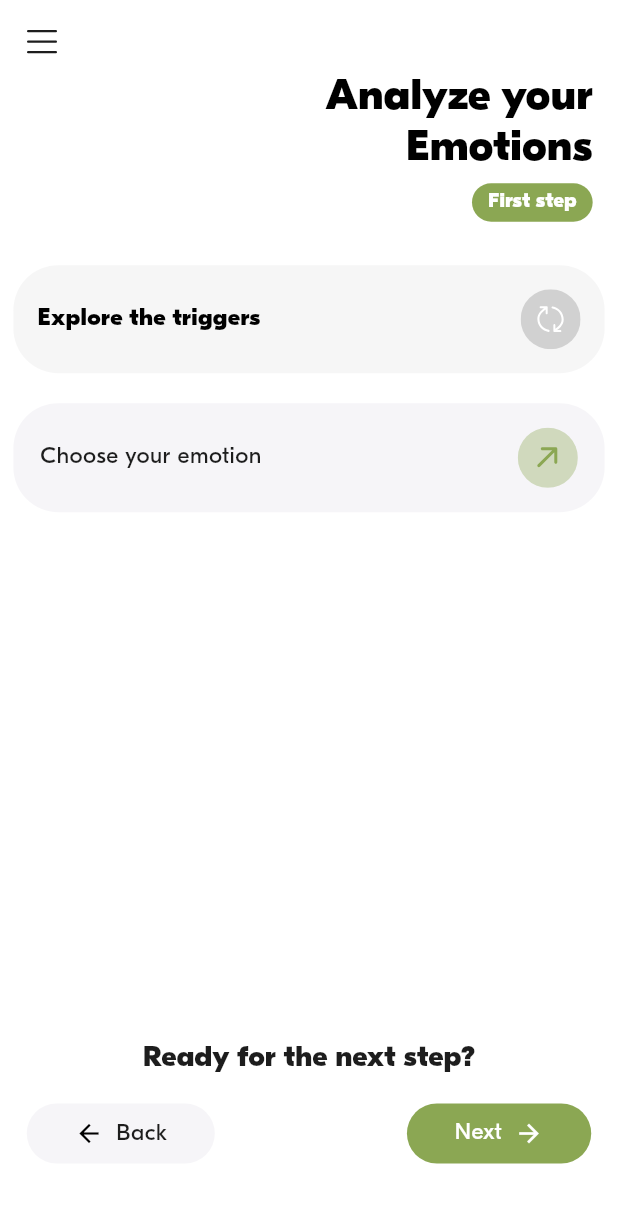
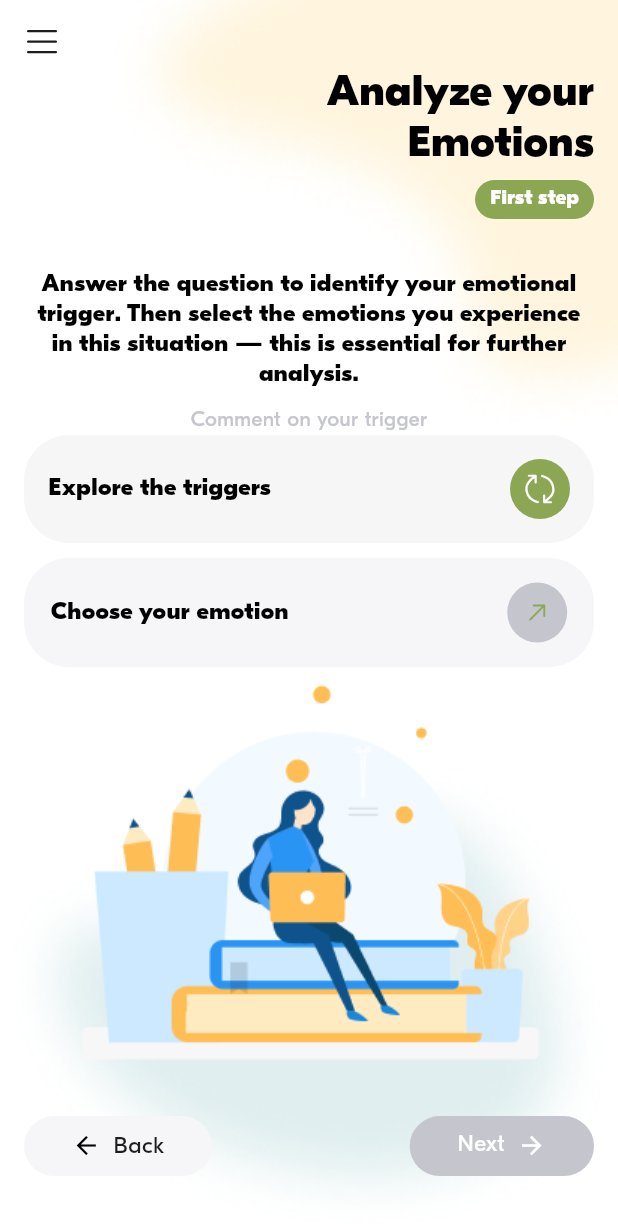
Before and after one commit to Nykolayr/getoutthebox, a Flutter app: the AnalyzeEmotion screen opened by its route, on a phone screen of 412 x 824 dp. Shown: the top 1224 px of the screen. Run offline on Flutter 3.47's test engine with Material 3 defaults, Android fonts, the phone set to English and light mode, and no system bars; our stand-ins replace bloc, cached_network_image, dio, equatable, firebase_core, flutter_bloc and 8 more; missing offline and left inert: flutter_easylogger, flutter_facebook_auth; accounts and stored records are empty; network calls fail.

Commit message:
begin new design

```diff
--- a/lib/src/features/content/analyze_emotion/page/analyze_emotion.dart
+++ b/lib/src/features/content/analyze_emotion/page/analyze_emotion.dart
@@ -2,25 +2,18 @@ import 'dart:math';
 
 import 'package:flutter/material.dart';
 import 'package:flutter_bloc/flutter_bloc.dart';
-import 'package:flutter_screenutil/flutter_screenutil.dart';
-import 'package:flutter_svg/svg.dart';
 import 'package:gap/gap.dart';
 import 'package:get/get.dart';
-import 'package:getoutofthebox/core/common/styles.dart';
-import 'package:getoutofthebox/core/utils/size_utils.dart';
+import 'package:getoutofthebox/core/common/theme.dart';
 import 'package:getoutofthebox/src/features/content/analyze_emotion/bloc/emotion_bloc.dart';
 import 'package:getoutofthebox/src/features/content/analyze_emotion/models/trigers_model.dart';
 import 'package:getoutofthebox/src/features/content/analyze_emotion/page/bottom_sheet.dart';
-import 'package:getoutofthebox/src/features/content/analyze_emotion/page/cognitive_distortions.dart';
+import 'package:getoutofthebox/src/features/content/analyze_emotion/page/wrap_emotion.dart';
 import 'package:getoutofthebox/src/features/content/analyze_emotion/widget/analyze_card_emotion.dart';
 import 'package:getoutofthebox/src/features/content/analyze_emotion/widget/refresh_widget.dart';
-import 'package:getoutofthebox/src/features/drawer/custom_drawer.dart';
-import 'package:getoutofthebox/src/features/widgets/custom_back_button.dart';
-import 'package:getoutofthebox/src/features/widgets/custon_next_button.dart';
 
 class AnalyzeEmotion extends StatefulWidget {
-  final bool isBack;
-  const AnalyzeEmotion({super.key, this.isBack = false});
+  const AnalyzeEmotion({super.key});
 
   @override
   State<AnalyzeEmotion> createState() => _AnalyzeEmotionState();
@@ -28,7 +21,6 @@ class AnalyzeEmotion extends StatefulWidget {
 
 class _AnalyzeEmotionState extends State<AnalyzeEmotion> {
   final TextEditingController controller = TextEditingController();
-  final GlobalKey<ScaffoldState> scaffoldKey = GlobalKey<ScaffoldState>();
   final bloc = Get.find<EmotionBloc>();
   bool isBegin = true;
   bool isFinish = false;
@@ -59,74 +51,35 @@ class _AnalyzeEmotionState extends State<AnalyzeEmotion> {
 
   @override
   Widget build(BuildContext context) {
-    return Scaffold(
-      key: scaffoldKey,
-      extendBodyBehindAppBar: true,
-      resizeToAvoidBottomInset: true,
-      appBar: AppBar(
-        leading: IconButton(
-          onPressed: () {
-            scaffoldKey.currentState?.openDrawer();
-          },
-          icon: SvgPicture.asset('assets/icons/hamburger.svg'),
-        ),
-        backgroundColor: Colors.transparent,
-        elevation: 0,
-      ),
-      drawer: SizedBox(
-        width: MediaQuery.of(context).size.width,
-        child: const CustomDrawer(),
-      ),
-      body: BlocBuilder<EmotionBloc, EmotionState>(
+    return WrapEmotion(
+      stepType: StepType.first,
+      isFinish: isFinish,
+      content: BlocBuilder<EmotionBloc, EmotionState>(
         bloc: bloc,
         builder: (context, state) {
-            return Container(
-              padding: getMarginOrPadding(top: 50, bottom: 50),
-              child: Column(
-                crossAxisAlignment: CrossAxisAlignment.start,
+          return Column(
+            crossAxisAlignment: CrossAxisAlignment.center,
+            mainAxisSize: MainAxisSize.min,
             children: [
-                  Padding(
-                    padding: getMarginOrPadding(right: 16, bottom: 30),
-                    child: Row(
-                      mainAxisAlignment: MainAxisAlignment.end,
-                      children: [
-                        Column(
-                          crossAxisAlignment: CrossAxisAlignment.end,
-                          children: [
+              const Text(
+                'Answer the question to identify your emotional trigger. Then select the emotions you experience in this situation — this is essential for further analysis.',
+                style: AppText.text16,
+                textAlign: TextAlign.center,
+              ),
+              const Gap(10),
               Text(
-                              'Analyze your\nEmotions',
-                              style: TextStylesManager.headerMainMenu,
-                              textAlign: TextAlign.end,
+                'Comment on your trigger',
+                style: AppText.text14.copyWith(
+                    fontWeight: FontWeight.w500, color: StyleManager.grayColor),
+                textAlign: TextAlign.center,
               ),
-                            SizedBox(height: 6.h),
-                            Container(
-                              decoration: BoxDecoration(
-                                color: StyleManager.mainColor,
-                                borderRadius: BorderRadius.circular(70),
-                              ),
-                              child: Padding(
-                                padding: getMarginOrPadding(
-                                    right: 10, left: 10, top: 6, bottom: 6),
-                                child: Text(
-                                  'First step',
-                                  style: TextStylesManager.littleTile,
-                                ),
-                              ),
-                            ),
-                          ],
-                        ),
-                      ],
-                    ),
-                  ),
-                  Padding(
-                    padding: getMarginOrPadding(horizontal: 8),
-                    child: RefreshWidget(
+              RefreshWidget(
                 title: isBegin
                     ? 'Explore the triggers'
                     : TrigersModel.getTrigers()[index].title,
-                      description: isBegin
-                          ? ''
-                          : TrigersModel.getTrigers()[index].description,
+                description:
+                    isBegin ? '' : TrigersModel.getTrigers()[index].description,
+                isBegin: isBegin,
                 onRefresh: () async {
                   if (isFinish) {
                     return;
@@ -143,59 +96,20 @@ class _AnalyzeEmotionState extends State<AnalyzeEmotion> {
                   );
                 },
               ),
-                  ),
-                  const Gap(20),
-                  Padding(
-                    padding: getMarginOrPadding(horizontal: 8),
-                    child: AnalyzeCardEmotion(
+              const Gap(10),
+              AnalyzeCardEmotion(
                 title: 'Choose your emotion',
+                isBegin: isBegin,
                 onPressed: () {
                   if (!isBegin) {
                     openEmotionBottomSheet(context);
                   }
                 },
-                      haveAccess: isBegin,
-                    ),
-                  ),
-                  const Spacer(),
-                  if (!widget.isBack)
-                    Row(
-                      mainAxisAlignment: MainAxisAlignment.center,
-                      children: [
-                        Text(
-                          'Ready for the next step?',
-                          style: TextStylesManager.smallBlackTitle,
               ),
             ],
-                    ),
-                  SizedBox(height: 20.h),
-                  Padding(
-                    padding: getMarginOrPadding(horizontal: 16),
-                    child: Row(
-                      mainAxisAlignment: MainAxisAlignment.spaceBetween,
-                      children: [
-                        const CustomBackButton(),
-                        if (!widget.isBack)
-                          CustomNextButton(
-                            onPressed: () {
-                              if (!isFinish) {
-                                return;
-                              }
-                              Navigator.push(
-                                context,
-                                MaterialPageRoute(
-                                    builder: (context) =>
-                                        const CognitiveDistortions()),
           );
         },
       ),
-                      ],
-                    ),
-                  )
-                ],
-              ),
-            );
-          }),
     );
   }
 }
--- a/lib/src/features/content/analyze_emotion/page/cognitive_distortions.dart
+++ b/lib/src/features/content/analyze_emotion/page/cognitive_distortions.dart
@@ -124,6 +124,7 @@ class _CognitiveDistortionsState extends State<CognitiveDistortions> {
                 Padding(
                   padding: getMarginOrPadding(horizontal: 8, bottom: 30),
                   child: RefreshWidget(
+                    isBegin: isBegin,
                     title: isBegin
                         ? 'Cognitive distortions'
                         : CognitiveModel.getCognitive()[indexCognitive].title,
--- a/lib/src/features/content/analyze_emotion/page/transform_yourself.dart
+++ b/lib/src/features/content/analyze_emotion/page/transform_yourself.dart
@@ -112,6 +112,7 @@ class _TransformYourselfState extends State<TransformYourself> {
             Padding(
               padding: getMarginOrPadding(horizontal: 8),
               child: RefreshWidget(
+                isBegin: isBegin,
                 title: isBegin
                     ? 'Transform yourself'
                     : TransformModel.getTransforms()[index].title,
--- /dev/null
+++ b/lib/src/features/content/analyze_emotion/page/wrap_emotion.dart
@@ -0,0 +1,155 @@
+import 'package:flutter/material.dart';
+import 'package:flutter_svg/svg.dart';
+import 'package:getoutofthebox/src/features/content/analyze_emotion/page/cognitive_distortions.dart';
+import 'package:getoutofthebox/src/features/content/analyze_emotion/page/keep_changing.dart';
+import 'package:getoutofthebox/src/features/content/analyze_emotion/page/transform_yourself.dart';
+import 'package:getoutofthebox/src/features/content/analyze_emotion/widget/title_step.dart';
+import 'package:getoutofthebox/src/features/drawer/custom_drawer.dart';
+import 'package:getoutofthebox/src/features/widgets/custom_back_button.dart';
+import 'package:getoutofthebox/src/features/widgets/custon_next_button.dart';
+
+class WrapEmotion extends StatefulWidget {
+  final StepType stepType;
+  final Widget content;
+  final bool isFinish;
+  const WrapEmotion({
+    super.key,
+    required this.stepType,
+    required this.content,
+    required this.isFinish,
+  });
+
+  @override
+  State<WrapEmotion> createState() => _WrapEmotionState();
+}
+
+class _WrapEmotionState extends State<WrapEmotion> {
+  final GlobalKey<ScaffoldState> scaffoldKey = GlobalKey<ScaffoldState>();
+
+  @override
+  Widget build(BuildContext context) {
+    return Scaffold(
+      key: scaffoldKey,
+      extendBodyBehindAppBar: true,
+      resizeToAvoidBottomInset: true,
+      appBar: AppBar(
+        leading: IconButton(
+          onPressed: () {
+            scaffoldKey.currentState?.openDrawer();
+          },
+          icon: SvgPicture.asset('assets/icons/hamburger.svg'),
+        ),
+        backgroundColor: Colors.transparent,
+        elevation: 0,
+      ),
+      drawer: SizedBox(
+        width: MediaQuery.of(context).size.width,
+        child: const CustomDrawer(),
+      ),
+      body: Stack(
+        children: [
+          SizedBox(
+            width: MediaQuery.of(context).size.width,
+            height: MediaQuery.of(context).size.height,
+          ),
+          Positioned(
+            top: 0,
+            right: 0,
+            child: Image.asset('assets/img/fon_top.png'),
+          ),
+          Positioned(
+            bottom: 0,
+            left: 0,
+            child: Image.asset('assets/img/fon_bottom.png'),
+          ),
+          Positioned(
+            bottom: 80,
+            left: 0,
+            right: 0,
+            child: Image.asset('assets/img/fon.png'),
+          ),
+
+          /// заголовок и шаг
+          Positioned(
+            top: 46,
+            right: 16,
+            child: TitleStep(stepType: widget.stepType),
+          ),
+          Positioned(
+            top: 180,
+            right: 16,
+            left: 16,
+            child: widget.content,
+          ),
+
+          /// bottom navigation bar
+          Positioned(
+            bottom: 10,
+            left: 16,
+            right: 16,
+            child: Container(
+              color: Colors.transparent,
+              padding: const EdgeInsets.symmetric(vertical: 30),
+              child: Row(
+                mainAxisAlignment: MainAxisAlignment.spaceBetween,
+                children: [
+                  const CustomBackButton(),
+                  CustomNextButton(
+                    isFinish: widget.isFinish,
+                    onPressed: () {
+                      if (!widget.isFinish) return;
+                      Navigator.push(
+                        context,
+                        MaterialPageRoute(
+                            builder: (context) => widget.stepType.nextPage),
+                      );
+                    },
+                  ),
+                ],
+              ),
+            ),
+          ),
+        ],
+      ),
+    );
+  }
+}
+
+enum StepType {
+  first,
+  second,
+  third;
+
+  String get step {
+    switch (this) {
+      case StepType.first:
+        return 'First step';
+      case StepType.second:
+        return 'Second step';
+      case StepType.third:
+        return 'Third step';
+    }
+  }
+
+  String get title {
+    switch (this) {
+      case StepType.first:
+        return 'Analyze your\nEmotions';
+      case StepType.second:
+        return 'Cognitive \nDistortions';
+      case StepType.third:
+        return 'Transform \nYourself';
+    }
+  }
+
+  Widget get nextPage {
+    switch (this) {
+      case StepType.first:
+        return const CognitiveDistortions();
+      case StepType.second:
+        return const TransformYourself();
+      case StepType.third:
+        return const KeepChanging();
+    }
+  }
+}
--- a/lib/src/features/content/analyze_emotion/widget/analyze_card_emotion.dart
+++ b/lib/src/features/content/analyze_emotion/widget/analyze_card_emotion.dart
@@ -1,24 +1,23 @@
 import 'package:flutter/material.dart';
-import 'package:flutter_svg/svg.dart';
-import 'package:getoutofthebox/core/common/styles.dart';
+import 'package:getoutofthebox/core/common/theme.dart';
 import 'package:getoutofthebox/core/utils/size_utils.dart';
+import 'package:getoutofthebox/src/features/content/analyze_emotion/widget/circle_svg.dart';
 
 class AnalyzeCardEmotion extends StatelessWidget {
   final String title;
   final void Function() onPressed;
-  final bool haveAccess;
-
+  final bool isBegin;
   const AnalyzeCardEmotion({
     super.key,
     required this.title,
     required this.onPressed,
-    required this.haveAccess,
+    required this.isBegin,
   });
 
   @override
   Widget build(BuildContext context) {
     return GestureDetector(
-      onTap: haveAccess
+      onTap: isBegin
           ? onPressed
           : null, // Обрабатываем клик только если есть доступ
       child: Container(
@@ -33,30 +32,15 @@ class AnalyzeCardEmotion extends StatelessWidget {
             Column(
               crossAxisAlignment: CrossAxisAlignment.start,
               children: [
-                Text(
-                  title,
-                  style: TextStylesManager.standartMain
-                      .copyWith(fontWeight: FontWeight.w500),
-                ),
+                Text(title, style: AppText.text16),
               ],
             ),
-            Container(
-              width: 40,
-              height: 40,
-              decoration: BoxDecoration(
-                color: StyleManager.mainColor.withOpacity(0.2),
-                shape: BoxShape.circle,
+            Transform.rotate(
+              angle: -0.7854, // 45 degrees in radians
+              child: CircleSvg(
+                icon: 'assets/icons/arrow.svg',
+                isBegin: !isBegin,
               ),
-              child: Center(
-                  child: SvgPicture.asset(
-                haveAccess
-                    ? 'assets/icons/forward.svg'
-                    : 'assets/icons/insert.svg',
-                colorFilter: const ColorFilter.mode(
-                  StyleManager.mainColor,
-                  BlendMode.srcIn,
-                ),
-              )),
             ),
           ],
         ),
--- /dev/null
+++ b/lib/src/features/content/analyze_emotion/widget/circle_svg.dart
@@ -0,0 +1,34 @@
+import 'package:flutter/material.dart';
+import 'package:flutter_svg/svg.dart';
+import 'package:getoutofthebox/core/common/theme.dart';
+
+class CircleSvg extends StatelessWidget {
+  final String icon;
+  final bool isBegin;
+
+  const CircleSvg({
+    super.key,
+    required this.icon,
+    required this.isBegin,
+  });
+
+  @override
+  Widget build(BuildContext context) {
+    return Container(
+      width: 40,
+      height: 40,
+      padding: const EdgeInsets.all(10),
+      decoration: BoxDecoration(
+        color: isBegin ? StyleManager.mainColor : StyleManager.grayColor,
+        shape: BoxShape.circle,
+      ),
+      child: SvgPicture.asset(
+        icon,
+        colorFilter: ColorFilter.mode(
+          isBegin ? StyleManager.whiteColor : StyleManager.mainColor,
+          BlendMode.srcIn,
+        ),
+      ),
+    );
+  }
+}
--- a/lib/src/features/content/analyze_emotion/widget/refresh_widget.dart
+++ b/lib/src/features/content/analyze_emotion/widget/refresh_widget.dart
@@ -1,18 +1,20 @@
 import 'package:flutter/material.dart';
-import 'package:flutter_svg/flutter_svg.dart';
 import 'package:gap/gap.dart';
 import 'package:getoutofthebox/core/common/theme.dart';
+import 'package:getoutofthebox/src/features/content/analyze_emotion/widget/circle_svg.dart';
 import 'package:getoutofthebox/src/features/content/analyze_emotion/widget/wrap_container_round.dart';
 
 class RefreshWidget extends StatefulWidget {
   final String title;
   final String description;
+  final bool isBegin;
   final void Function() onRefresh;
   const RefreshWidget({
     super.key,
     required this.title,
     this.description = '',
     required this.onRefresh,
+    required this.isBegin,
   });
 
   @override
@@ -21,12 +23,12 @@ class RefreshWidget extends StatefulWidget {
 
 class RefreshWidgetState extends State<RefreshWidget>
     with SingleTickerProviderStateMixin {
-  late AnimationController _controller;
+  late AnimationController controller;
 
   @override
   void initState() {
     super.initState();
-    _controller = AnimationController(
+    controller = AnimationController(
       duration: const Duration(seconds: 1),
       vsync: this,
     );
@@ -34,14 +36,14 @@ class RefreshWidgetState extends State<RefreshWidget>
 
   @override
   void dispose() {
-    _controller.dispose();
+    controller.dispose();
     super.dispose();
   }
 
-  Future<void> _onRefresh() async {
-    _controller.forward(from: 0.0);
+  Future<void> onRefresh() async {
+    controller.forward(from: 0.0);
     await Future.delayed(const Duration(seconds: 1));
-    _controller.reset();
+    controller.reset();
     widget.onRefresh();
   }
 
@@ -54,6 +56,7 @@ class RefreshWidgetState extends State<RefreshWidget>
           Expanded(
             child: Column(
               crossAxisAlignment: CrossAxisAlignment.start,
+              mainAxisSize: MainAxisSize.min,
               children: [
                 Text(widget.title, style: AppText.text16),
                 if (widget.description.isNotEmpty) ...[
@@ -67,10 +70,13 @@ class RefreshWidgetState extends State<RefreshWidget>
           ),
           const Gap(10),
           GestureDetector(
-            onTap: _onRefresh,
+            onTap: onRefresh,
             child: RotationTransition(
-              turns: _controller,
-              child: SvgPicture.asset('assets/icons/insert.svg'),
+              turns: controller,
+              child: CircleSvg(
+                icon: 'assets/svg/refresh.svg',
+                isBegin: widget.isBegin,
+              ),
             ),
           ),
         ],
--- /dev/null
+++ b/lib/src/features/content/analyze_emotion/widget/title_step.dart
@@ -0,0 +1,38 @@
+import 'package:flutter/material.dart';
+import 'package:gap/gap.dart';
+import 'package:getoutofthebox/core/common/theme.dart';
+import 'package:getoutofthebox/src/features/content/analyze_emotion/page/wrap_emotion.dart';
+
+/// заголовок и шаг
+class TitleStep extends StatelessWidget {
+  final StepType stepType;
+  const TitleStep({super.key, required this.stepType});
+
+  @override
+  Widget build(BuildContext context) {
+    return Column(
+      crossAxisAlignment: CrossAxisAlignment.end,
+      children: [
+        Text(
+          stepType.title,
+          style: TextStylesManager.headerMainMenu,
+          textAlign: TextAlign.end,
+        ),
+        const Gap(6),
+        Container(
+          decoration: BoxDecoration(
+            color: StyleManager.mainColor,
+            borderRadius: BorderRadius.circular(70),
+          ),
+          child: Padding(
+            padding: const EdgeInsets.symmetric(horizontal: 10, vertical: 6),
+            child: Text(
+              stepType.step,
+              style: TextStylesManager.littleTile,
+            ),
+          ),
+        ),
+      ],
+    );
+  }
+}
--- a/lib/src/features/content/analyze_emotion/widget/wrap_container_round.dart
+++ b/lib/src/features/content/analyze_emotion/widget/wrap_container_round.dart
@@ -7,13 +7,18 @@ class WrapContainerRound extends StatelessWidget {
 
   @override
   Widget build(BuildContext context) {
-    return Container(
-      padding: const EdgeInsets.all(16),
-      decoration: BoxDecoration(
-        borderRadius: BorderRadius.circular(30),
-        color: StyleManager.bgBlockColor,
+    return ConstrainedBox(
+      constraints: BoxConstraints(
+        maxWidth: MediaQuery.of(context).size.width - 32, // Ограничиваем ширину
       ),
-      child: child,
+      child: Container(
+        padding: const EdgeInsets.all(16),
+        decoration: BoxDecoration(
+          borderRadius: BorderRadius.circular(30),
+          color: StyleManager.bgBlockColor,
+        ),
+        child: child,
+      ),
     );
   }
 }
--- a/lib/src/features/widgets/custon_next_button.dart
+++ b/lib/src/features/widgets/custon_next_button.dart
@@ -5,7 +5,12 @@ import 'package:getoutofthebox/core/utils/size_utils.dart';
 
 class CustomNextButton extends StatelessWidget {
   final void Function() onPressed;
-  const CustomNextButton({super.key, required this.onPressed});
+  final bool isFinish;
+  const CustomNextButton({
+    super.key,
+    required this.onPressed,
+    this.isFinish = true,
+  });
 
   @override
   Widget build(BuildContext context) {
@@ -14,7 +19,7 @@ class CustomNextButton extends StatelessWidget {
       child: Container(
         decoration: BoxDecoration(
           borderRadius: BorderRadius.circular(30.r),
-          color: StyleManager.mainColor,
+          color: isFinish ? StyleManager.mainColor : StyleManager.grayColor,
         ),
         child: Padding(
           padding: getMarginOrPadding(horizontal: 28.5, vertical: 11),
--- a/pubspec.yaml
+++ b/pubspec.yaml
@@ -13,7 +13,7 @@ publish_to: "none"
  # Секрет: 5357105730c3547439c40811bf2cdc13
 
 
-version: 0.1.7+7
+version: 0.1.8+8
 
 environment:
   sdk: ">=3.5.0 <4.0.0"
@@ -70,6 +70,7 @@ flutter:
     - assets/icons/
     - assets/main_page/
     - assets/img/
+    - assets/svg/
 
 
   fonts:
```
Also changed, not shown: assets/img/fon.png (added), assets/img/fon_bottom.png (added), assets/img/fon_top.png (added), assets/svg/arrow.svg (added), assets/svg/refresh.svg (added). Lines whose indentation alone changed are shown as unchanged.
